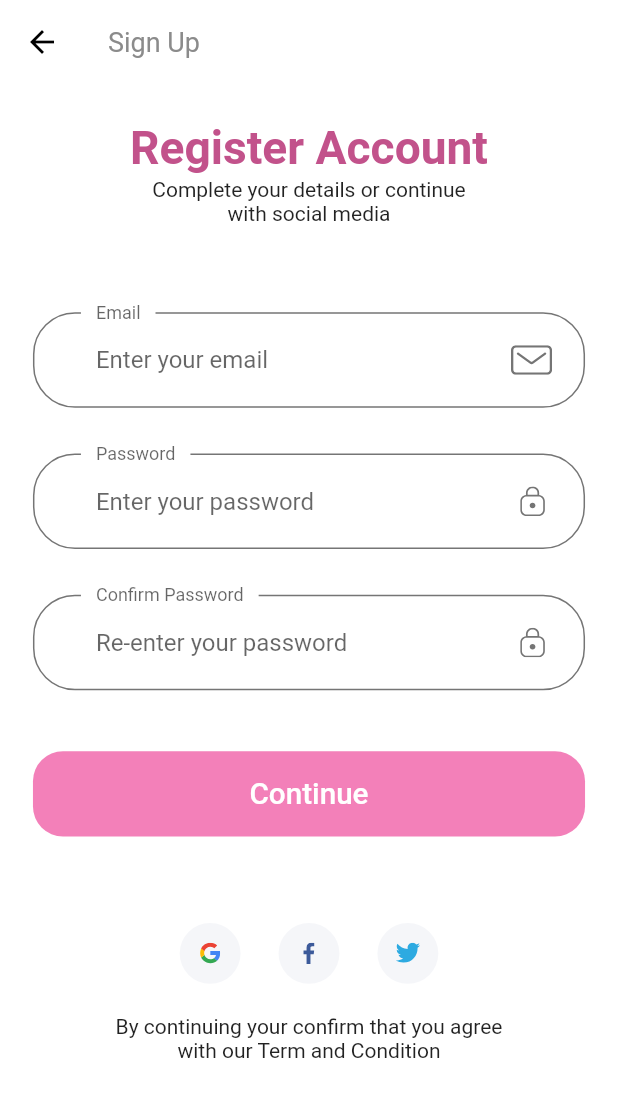
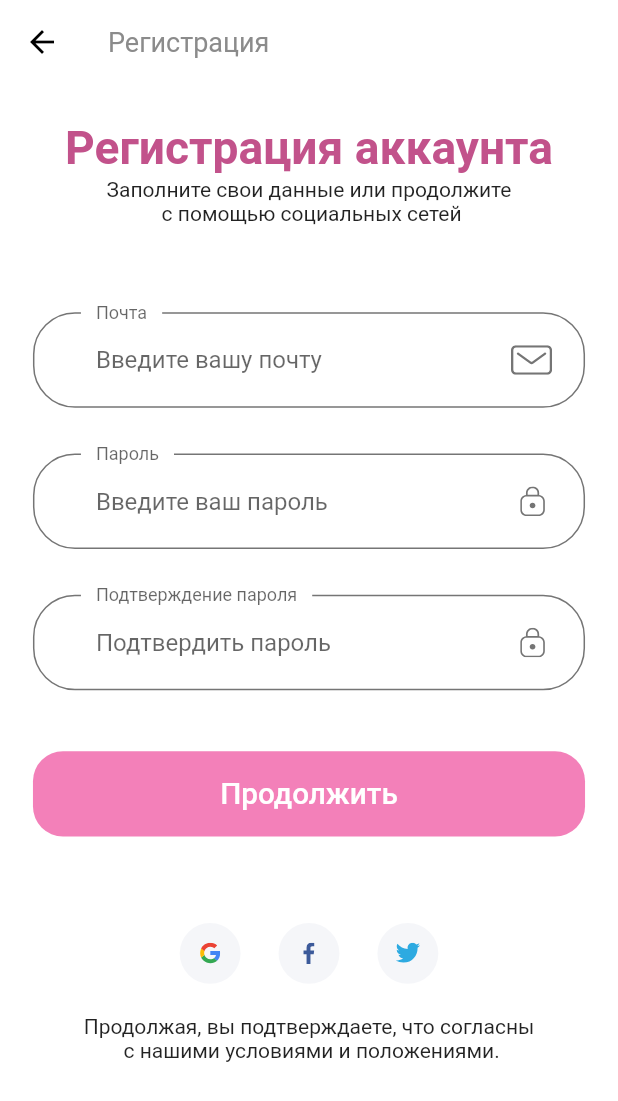
Before and after one commit to MorgueMorg/Flutter-FHome-Inai, a Flutter app: the SignUpScreen screen opened by its route, on a phone screen of 412 x 824 dp. Shown: the top 1101 px of the screen. Run offline on Flutter 3.47's test engine with Material 2 defaults, Android fonts, the phone set to English and light mode, and no system bars; our stand-ins replace bloc, dio, equatable, flutter_bloc, flutter_svg; network calls fail; Roboto replaces fonts that are missing (Muli).

Commit message:
Changed the application language :beginner:

```diff
--- a/lib/components/default_button.dart
+++ b/lib/components/default_button.dart
@@ -23,6 +23,7 @@ class DefaultButton extends StatelessWidget {
           // ButtonColor
           // backgroundColor: const Color.fromARGB(255, 204, 151, 215),
           backgroundColor: lightPink,
+          // backgroundColor: darkPurple,
         ),
         onPressed: press as void Function()?,
         child: Text(
--- a/lib/components/no_account_text.dart
+++ b/lib/components/no_account_text.dart
@@ -13,7 +13,7 @@ class NoAccountText extends StatelessWidget {
       mainAxisAlignment: MainAxisAlignment.center,
       children: [
         Text(
-          "Don't have an account? ",
+          "Нет аккаунта? ",
           style: TextStyle(
             fontSize: getProportionateScreenWidth(16),
           ),
@@ -21,7 +21,7 @@ class NoAccountText extends StatelessWidget {
         GestureDetector(
           onTap: () => Navigator.pushNamed(context, "/sign_up"),
           child: Text(
-            "Sign Up ",
+            "Зарегистрируйтесь",
             style: TextStyle(
                 fontSize: getProportionateScreenWidth(16), color: lightPink),
           ),
--- a/lib/features/screens/complete_profile/complete_profile_screen.dart
+++ b/lib/features/screens/complete_profile/complete_profile_screen.dart
@@ -9,7 +9,7 @@ class CompleteProfileScreen extends StatelessWidget {
   Widget build(BuildContext context) {
     return Scaffold(
       appBar: AppBar(
-        title: const Text("Sign Up"),
+        title: const Text("Регистрация"),
       ),
       body: const Body(),
     );
--- a/lib/features/screens/complete_profile/components/body.dart
+++ b/lib/features/screens/complete_profile/components/body.dart
@@ -18,18 +18,18 @@ class Body extends StatelessWidget {
             children: [
               SizedBox(height: SizeConfig.screenHeight * 0.02), // 5%
               Text(
-                "Complete Profile",
+                "Заполнение профиля",
                 style: headingStyle,
               ),
               const Text(
-                "Complete your details or continue\n with social media",
+                "Заполните свои данные или продолжите\n в социальных сетях",
                 textAlign: TextAlign.center,
               ),
               SizedBox(height: SizeConfig.screenHeight * 0.05), // 5%
               const CompleteProfileForm(),
               SizedBox(height: getProportionateScreenHeight(30)),
               const Text(
-                "By continuing your confirm that you agree \nwith our Term and Condition",
+                "Продолжая, вы подтверждаете, что согласны \n с нашими условиями и положением.",
                 textAlign: TextAlign.center,
               ),
             ],
--- a/lib/features/screens/complete_profile/components/complete_profile_form.dart
+++ b/lib/features/screens/complete_profile/components/complete_profile_form.dart
@@ -52,7 +52,7 @@ class _CompleteProfileFormState extends State<CompleteProfileForm> {
         FormError(errors: errors),
         SizedBox(height: getProportionateScreenHeight(40)),
         DefaultButton(
-          text: "Continue",
+          text: "Продолжить",
           press: () {
             if (_formKey.currentState!.validate()) {
               // Go to Email screen
@@ -81,8 +81,8 @@ class _CompleteProfileFormState extends State<CompleteProfileForm> {
         return null;
       },
       decoration: const InputDecoration(
-        labelText: "Address",
-        hintText: "Enter your Address",
+        labelText: "Адрес",
+        hintText: "Введите ваш адрес",
         // If  you are using latest version of flutter then lable text and hint text shown like this
         // if you r using flutter less then 1.20.* then maybe this is not working properly
         floatingLabelBehavior: FloatingLabelBehavior.always,
@@ -110,8 +110,8 @@ class _CompleteProfileFormState extends State<CompleteProfileForm> {
         return null;
       },
       decoration: const InputDecoration(
-        labelText: "Phone number",
-        hintText: "Enter your phone number",
+        labelText: "Номер телефона",
+        hintText: "Введите ваш номер телефона",
         // If  you are using latest version of flutter then lable text and hint text shown like this
         // if you r using flutter less then 1.20.* then maybe this is not working properly
         floatingLabelBehavior: FloatingLabelBehavior.always,
@@ -124,8 +124,8 @@ class _CompleteProfileFormState extends State<CompleteProfileForm> {
     return TextFormField(
       onSaved: (newValue) => lastName = newValue,
       decoration: const InputDecoration(
-        labelText: "Last Name",
-        hintText: "Enter your last name",
+        labelText: "Фамилия",
+        hintText: "Введите вашу фамилию",
         // If  you are using latest version of flutter then lable text and hint text shown like this
         // if you r using flutter less then 1.20.* then maybe this is not working properly
         floatingLabelBehavior: FloatingLabelBehavior.always,
@@ -151,8 +151,8 @@ class _CompleteProfileFormState extends State<CompleteProfileForm> {
         return null;
       },
       decoration: const InputDecoration(
-        labelText: "First Name",
-        hintText: "Enter your first name",
+        labelText: "Имя",
+        hintText: "Введите ваше имя",
         // If  you are using latest version of flutter then lable text and hint text shown like this
         // if you r using flutter less then 1.20.* then maybe this is not working properly
         floatingLabelBehavior: FloatingLabelBehavior.always,
--- a/lib/features/screens/email/components/body.dart
+++ b/lib/features/screens/email/components/body.dart
@@ -18,12 +18,18 @@ class Body extends StatelessWidget {
             children: [
               SizedBox(height: SizeConfig.screenHeight * 0.05), // 10%
               Text(
-                "Email Verification",
+                "Подтверждение почты",
+                textAlign: TextAlign.center,
                 style: headingStyle,
               ),
-              const Text("We sent your code to *******@gmail.com"),
+              SizedBox(height: SizeConfig.screenHeight * 0.01),
+              const Text(
+                "Мы отправили ваш код по адресу *******@gmail.com.",
+                textAlign: TextAlign.center,
+              ),
+              SizedBox(height: SizeConfig.screenHeight * 0.01),
               buildTimer(),
-              SizedBox(height: SizeConfig.screenHeight * 0.15), // 10%
+              SizedBox(height: SizeConfig.screenHeight * 0.10), // 10%
               const EmailForm(),
               SizedBox(height: SizeConfig.screenHeight * 0.1), // 10%
               GestureDetector(
@@ -31,7 +37,7 @@ class Body extends StatelessWidget {
                   // resend Email code
                 },
                 child: const Text(
-                  "Resend Email Code",
+                  "Отправить код повторно",
                   style: TextStyle(decoration: TextDecoration.underline),
                 ),
               )
@@ -46,7 +52,7 @@ class Body extends StatelessWidget {
     return Row(
       mainAxisAlignment: MainAxisAlignment.center,
       children: [
-        const Text("This code will expired in "),
+        const Text("Срок действия этого кода истекает через "),
         TweenAnimationBuilder(
           tween: Tween(begin: 60.0, end: 0),
           duration: const Duration(seconds: 60), // because we allow user 30s
--- a/lib/features/screens/email/components/email_form.dart
+++ b/lib/features/screens/email/components/email_form.dart
@@ -106,7 +106,7 @@ class _EmailFormState extends State<EmailForm> {
           ),
           SizedBox(height: SizeConfig.screenHeight * 0.15),
           DefaultButton(
-            text: "Continue",
+            text: "Продолжить",
             press: () {},
           ),
         ],
--- a/lib/features/screens/email/email_screen.dart
+++ b/lib/features/screens/email/email_screen.dart
@@ -10,7 +10,7 @@ class EmailScreen extends StatelessWidget {
   Widget build(BuildContext context) {
     return Scaffold(
       appBar: AppBar(
-        title: const Text("Email Verification"),
+        title: const Text("Подтверждение почты"),
       ),
       body: const Body(),
     );
--- a/lib/features/screens/forgot_password/components/body.dart
+++ b/lib/features/screens/forgot_password/components/body.dart
@@ -20,19 +20,19 @@ class Body extends StatelessWidget {
           ),
           child: Column(
             children: [
-              SizedBox(
-                height: SizeConfig.screenHeight * 0.04,
-              ),
+              SizedBox(height: SizeConfig.screenHeight * 0.04),
               Text(
-                "Forgot Password",
+                "Восстановление \nпароля",
+                textAlign: TextAlign.center,
                 style: TextStyle(
                   fontSize: getProportionateScreenWidth(28),
                   color: Colors.black,
                   fontWeight: FontWeight.bold,
                 ),
               ),
+              SizedBox(height: SizeConfig.screenHeight * 0.04),
               const Text(
-                "Please enter your email and we will send \nyou a link to return to your account",
+                "Пожалуйста, введите вашу почту и мы вышлем \nвам ссылку для восстановление вашего пароля",
                 textAlign: TextAlign.center,
               ),
               SizedBox(
@@ -94,8 +94,8 @@ class _ForgotPassFormState extends State<ForgotPassForm> {
               return null;
             },
             decoration: const InputDecoration(
-              labelText: "Email",
-              hintText: "Enter your email",
+              labelText: "Почта",
+              hintText: "Введите вашу почту",
               floatingLabelBehavior: FloatingLabelBehavior.always,
               suffixIcon: CustomSuffixIcon(
                 svgIcon: "assets/icons/Mail.svg",
@@ -110,7 +110,7 @@ class _ForgotPassFormState extends State<ForgotPassForm> {
             height: SizeConfig.screenHeight * 0.1,
           ),
           DefaultButton(
-            text: "Continue",
+            text: "Продолжить",
             press: () {
               if (_formKey.currentState!.validate()) {
                 // Do what you want to do
--- a/lib/features/screens/forgot_password/forgot_password_screen.dart
+++ b/lib/features/screens/forgot_password/forgot_password_screen.dart
@@ -9,7 +9,7 @@ class ForgotPasswordScreen extends StatelessWidget {
   Widget build(BuildContext context) {
     return Scaffold(
       appBar: AppBar(
-        title: const Text("Forgot Password"),
+        title: const Text("Восстановление пароля"),
       ),
       body: const Body(),
     );
--- a/lib/features/screens/login_success/components/body.dart
+++ b/lib/features/screens/login_success/components/body.dart
@@ -28,7 +28,7 @@ class Body extends StatelessWidget {
           height: SizeConfig.screenHeight * 0.04,
         ),
         Text(
-          "Login Success",
+          "Успешный вход",
           style: TextStyle(
               fontSize: getProportionateScreenWidth(30),
               fontWeight: FontWeight.bold,
@@ -38,7 +38,7 @@ class Body extends StatelessWidget {
         SizedBox(
           width: SizeConfig.screenWidth * 0.6,
           child: DefaultButton(
-            text: "Back to Home",
+            text: "На главную",
             press: () {
               Navigator.pushNamed(context, HomeScreen.routeName);
             },
--- a/lib/features/screens/login_success/login_success_screen.dart
+++ b/lib/features/screens/login_success/login_success_screen.dart
@@ -11,7 +11,7 @@ class LoginSuccessScreen extends StatelessWidget {
       appBar: AppBar(
         // Leading removes arrow back
         leading: const SizedBox(),
-        title: const Text("Login Success"),
+        title: const Text("Вход прошел успешно"),
       ),
       body: const Body(),
     );
--- a/lib/features/screens/sign_in/components/body.dart
+++ b/lib/features/screens/sign_in/components/body.dart
@@ -23,7 +23,7 @@ class Body extends StatelessWidget {
                   height: SizeConfig.screenHeight * 0.04,
                 ),
                 Text(
-                  "Welcome back",
+                  "С возвращением!",
                   style: TextStyle(
                     color: Colors.black,
                     fontSize: getProportionateScreenWidth(28),
@@ -31,7 +31,7 @@ class Body extends StatelessWidget {
                   ),
                 ),
                 const Text(
-                  "Sign in with your email and password  \nor continue with social media",
+                  "Войдите в систему с помощью электронной почты и пароля или через социальные сети",
                   textAlign: TextAlign.center,
                 ),
                 SizedBox(
--- a/lib/features/screens/sign_in/components/sign_form.dart
+++ b/lib/features/screens/sign_in/components/sign_form.dart
@@ -58,13 +58,13 @@ class _SignFormState extends State<SignForm> {
                   });
                 },
               ),
-              const Text("Remember me"),
+              const Text("Запомнить меня"),
               const Spacer(),
               GestureDetector(
                 onTap: () => Navigator.pushNamed(
                     context, ForgotPasswordScreen.routeName),
                 child: const Text(
-                  "Forgot Password",
+                  "Забыл пароль",
                   style: TextStyle(decoration: TextDecoration.underline),
                 ),
               )
@@ -75,7 +75,7 @@ class _SignFormState extends State<SignForm> {
           ),
           SizedBox(height: getProportionateScreenHeight(20)),
           DefaultButton(
-            text: "Continue",
+            text: "Продолжить",
             press: () {
               if (_formKey.currentState!.validate()) {
                 _formKey.currentState!.save();
@@ -112,8 +112,8 @@ class _SignFormState extends State<SignForm> {
         return null;
       },
       decoration: const InputDecoration(
-        labelText: "Password",
-        hintText: "Enter your password",
+        labelText: "Пароль",
+        hintText: "Введите ваш пароль",
         // If  you are using latest version of flutter then lable text and hint text shown like this
         // if you r using flutter less then 1.20.* then maybe this is not working properly
         floatingLabelBehavior: FloatingLabelBehavior.always,
@@ -145,8 +145,8 @@ class _SignFormState extends State<SignForm> {
         return null;
       },
       decoration: const InputDecoration(
-        labelText: "Email",
-        hintText: "Enter your email",
+        labelText: "Почта",
+        hintText: "Введите вашу почту",
         // If  you are using latest version of flutter then lable text and hint text shown like this
         // if you r using flutter less then 1.20.* then maybe this is not working properly
         floatingLabelBehavior: FloatingLabelBehavior.always,
--- a/lib/features/screens/sign_in/sign_in_screen.dart
+++ b/lib/features/screens/sign_in/sign_in_screen.dart
@@ -9,7 +9,7 @@ class SignInScreen extends StatelessWidget {
   Widget build(BuildContext context) {
     return Scaffold(
       appBar: AppBar(
-        title: const Text("Sign In"),
+        title: const Text("Вход"),
       ),
       body: const Body(),
     );
--- a/lib/features/screens/sign_up/components/body.dart
+++ b/lib/features/screens/sign_up/components/body.dart
@@ -18,9 +18,9 @@ class Body extends StatelessWidget {
           child: Column(
             children: [
               SizedBox(height: SizeConfig.screenHeight * 0.02), // 2 %
-              Text("Register Account", style: headingStyle),
+              Text("Регистрация аккаунта", style: headingStyle),
               const Text(
-                "Complete your details or continue \nwith social media",
+                "Заполните свои данные или продолжите \n с помощью социальных сетей",
                 textAlign: TextAlign.center,
               ),
               SizedBox(
@@ -48,7 +48,7 @@ class Body extends StatelessWidget {
                 height: getProportionateScreenHeight(20),
               ),
               const Text(
-                "By continuing your confirm that you agree \nwith our Term and Condition",
+                "Продолжая, вы подтверждаете, что согласны \n с нашими условиями и положениями.",
                 textAlign: TextAlign.center,
               )
             ],
--- a/lib/features/screens/sign_up/components/sign_up_form.dart
+++ b/lib/features/screens/sign_up/components/sign_up_form.dart
@@ -50,7 +50,7 @@ class _SignUpFormState extends State<SignUpForm> {
           FormError(errors: errors),
           SizedBox(height: getProportionateScreenHeight(40)),
           DefaultButton(
-            text: "Continue",
+            text: "Продолжить",
             press: () {
               if (_formKey.currentState!.validate()) {
                 // Go to complete profile page
@@ -86,8 +86,8 @@ class _SignUpFormState extends State<SignUpForm> {
         return null;
       },
       decoration: const InputDecoration(
-        labelText: "Confirm Password",
-        hintText: "Re-enter your password",
+        labelText: "Подтверждение пароля",
+        hintText: "Подтвердить пароль",
         // If  you are using latest version of flutter then lable text and hint text shown like this
         // if you r using flutter less then 1.20.* then maybe this is not working properly
         floatingLabelBehavior: FloatingLabelBehavior.always,
@@ -120,8 +120,8 @@ class _SignUpFormState extends State<SignUpForm> {
         return null;
       },
       decoration: const InputDecoration(
-        labelText: "Password",
-        hintText: "Enter your password",
+        labelText: "Пароль",
+        hintText: "Введите ваш пароль",
         // If  you are using latest version of flutter then lable text and hint text shown like this
         // if you r using flutter less then 1.20.* then maybe this is not working properly
         floatingLabelBehavior: FloatingLabelBehavior.always,
@@ -153,8 +153,8 @@ class _SignUpFormState extends State<SignUpForm> {
         return null;
       },
       decoration: const InputDecoration(
-        labelText: "Email",
-        hintText: "Enter your email",
+        labelText: "Почта",
+        hintText: "Введите вашу почту",
         // If  you are using latest version of flutter then lable text and hint text shown like this
         // if you r using flutter less then 1.20.* then maybe this is not working properly
         floatingLabelBehavior: FloatingLabelBehavior.always,
--- a/lib/features/screens/sign_up/sign_up_screen.dart
+++ b/lib/features/screens/sign_up/sign_up_screen.dart
@@ -9,7 +9,7 @@ class SignUpScreen extends StatelessWidget {
   Widget build(BuildContext context) {
     return Scaffold(
       appBar: AppBar(
-        title: const Text("Sign Up"),
+        title: const Text("Регистрация"),
       ),
       body: const Body(),
     );
--- a/lib/features/screens/splash/components/body.dart
+++ b/lib/features/screens/splash/components/body.dart
@@ -31,7 +31,7 @@ class _BodyState extends State<Body> {
               ),
             ),
             const Text(
-              "Welcome to FHOME, Let's shop!",
+              "Добро пожаловать в FHOME, \nдавайте делать покупки!",
               textAlign: TextAlign.center,
               style: TextStyle(color: darkPink),
             ),
@@ -46,7 +46,7 @@ class _BodyState extends State<Body> {
             SizedBox(
               width: getProportionateScreenWidth(190),
               child: DefaultButton(
-                text: "Continue",
+                text: "Продолжить",
                 press: () {
                   Navigator.pushNamed(context, SignInScreen.routeName);
                 },
```
